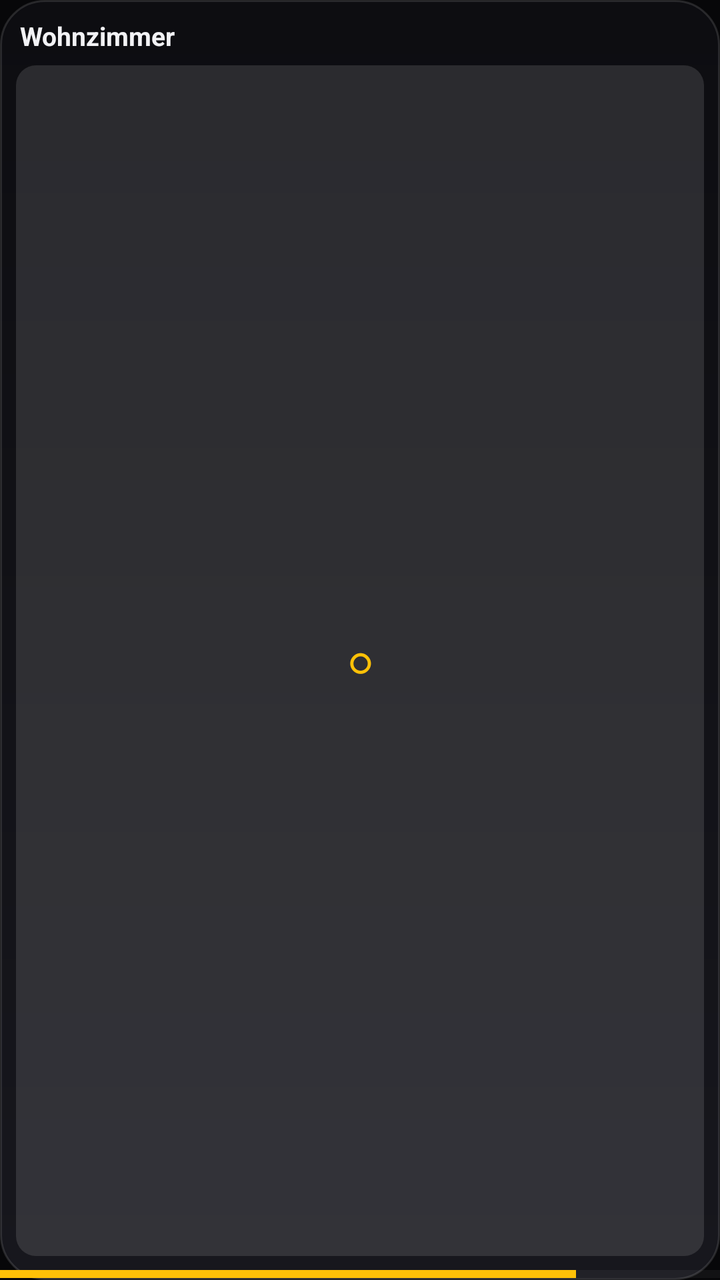
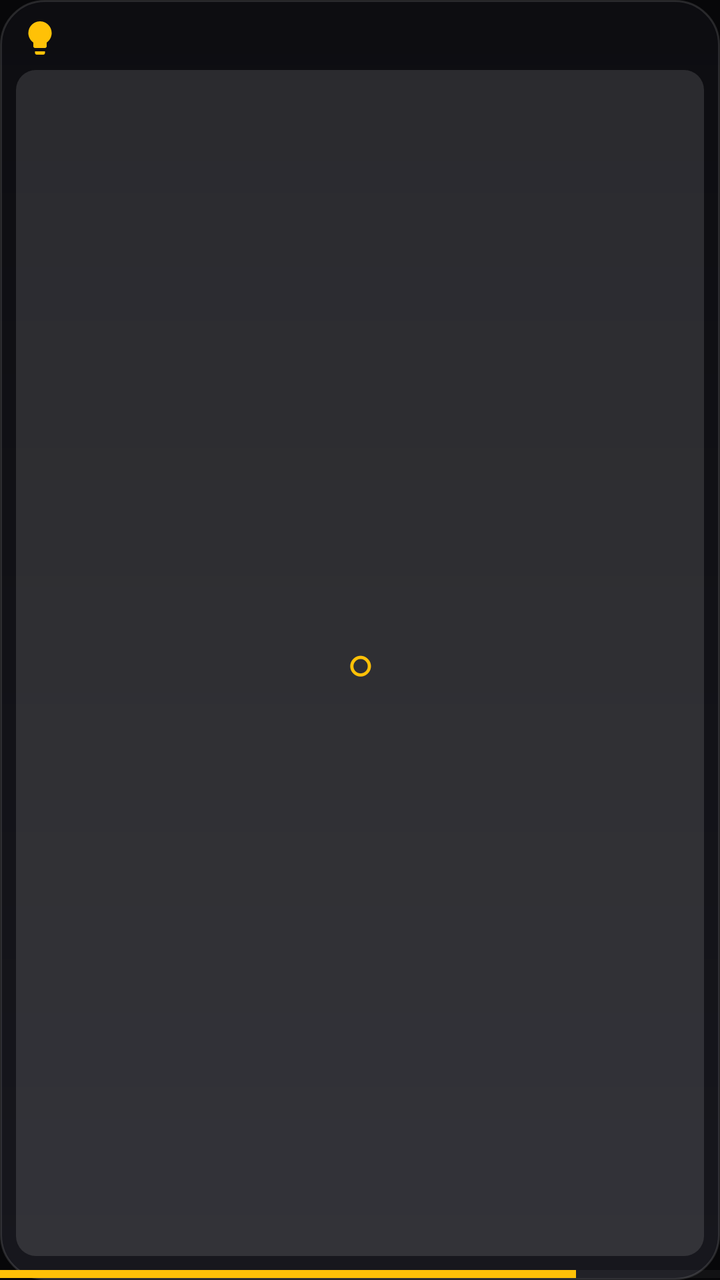

Screens rendered from an Android XML layout before and after an edit, with the pre-edit source and the edit as a unified diff.
<!-- AndroidManifest.xml: application theme Theme.Solaris -->
<!-- res/layout/widget_device_tiny.xml -->
<?xml version="1.0" encoding="utf-8"?>
<LinearLayout xmlns:android="http://schemas.android.com/apk/res/android"
    android:id="@+id/w_root"
    android:layout_width="match_parent"
    android:layout_height="match_parent"
    android:orientation="vertical"
    android:background="@drawable/widget_bg">

    
    <LinearLayout
        android:layout_width="match_parent"
        android:layout_height="wrap_content"
        android:orientation="horizontal"
        android:baselineAligned="false"
        android:paddingStart="10dp"
        android:paddingEnd="10dp"
        android:paddingTop="9dp">

        <TextView
            android:id="@+id/w_name"
            android:layout_width="0dp"
            android:layout_height="wrap_content"
            android:layout_weight="1"
            android:maxLines="2"
            android:ellipsize="end"
            android:text="Wohnzimmer"
            android:textColor="#FFF2F2F5"
            android:textStyle="bold"
            android:textSize="13sp" />

        <ImageView
            android:id="@+id/w_lock"
            android:layout_width="15dp"
            android:layout_height="15dp"
            android:layout_marginStart="4dp"
            android:src="@drawable/ic_lock"
            android:tint="#FFB0BEC5"
            android:visibility="gone"
            android:contentDescription="@string/widget_lock" />
    </LinearLayout>

    
    <Button
        android:id="@+id/w_tiny_toggle"
        android:layout_width="match_parent"
        android:layout_height="0dp"
        android:layout_weight="1"
        android:layout_marginStart="8dp"
        android:layout_marginEnd="8dp"
        android:layout_marginTop="6dp"
        android:layout_marginBottom="6dp"
        android:background="@drawable/widget_btn_bg"
        android:text="○"
        android:textColor="#FFFFC107"
        android:textSize="22sp" />

    
    <ProgressBar
        android:id="@+id/w_bar"
        style="?android:attr/progressBarStyleHorizontal"
        android:layout_width="match_parent"
        android:layout_height="6dp"
        android:max="100"
        android:progress="80"
        android:progressTint="#FFFFC107"
        android:progressBackgroundTint="#26FFFFFF" />
</LinearLayout>
<!-- resources referenced by this layout -->
<resources>
  <!-- drawable ic_lock (drawable) -->
  <vector xmlns:android="http://schemas.android.com/apk/res/android"
      android:width="24dp" android:height="24dp"
      android:viewportWidth="24" android:viewportHeight="24"
      android:tint="#FFFFFFFF">
      <path android:fillColor="#FFFFFFFF"
          android:pathData="M18,8h-1V6c0,-2.76 -2.24,-5 -5,-5S7,3.24 7,6v2H6c-1.1,0 -2,0.9 -2,2v10c0,1.1 0.9,2 2,2h12c1.1,0 2,-0.9 2,-2V10c0,-1.1 -0.9,-2 -2,-2zM12,17c-1.1,0 -2,-0.9 -2,-2s0.9,-2 2,-2 2,0.9 2,2 -0.9,2 -2,2zM15.1,8H8.9V6c0,-1.71 1.39,-3.1 3.1,-3.1 1.71,0 3.1,1.39 3.1,3.1v2z" />
  </vector>
  <!-- drawable widget_bg (drawable) -->
  <?xml version="1.0" encoding="utf-8"?>
  <shape xmlns:android="http://schemas.android.com/apk/res/android"
      android:shape="rectangle">
      <gradient
          android:angle="90"
          android:startColor="#FF17171D"
          android:endColor="#FF0D0D11" />
      <corners android:radius="22dp" />
      <stroke android:width="1dp" android:color="#1FFFFFFF" />
  </shape>
  <!-- drawable widget_btn_bg (drawable) -->
  <?xml version="1.0" encoding="utf-8"?>
  <shape xmlns:android="http://schemas.android.com/apk/res/android"
      android:shape="rectangle">
      <solid android:color="#1FFFFFFF" />
      <corners android:radius="10dp" />
  </shape>
  <string name="widget_lock">Bestätigung erforderlich</string>
  <color name="solaris_accent">#3B82F6</color>
  <color name="solaris_bg_elevated">#0C0C0E</color>
  <color name="solaris_bg">#070709</color>
  <color name="solaris_text">#F2F2F5</color>
  <color name="solaris_text_muted">#9AA0AE</color>
  <color name="solaris_text_faint">#6B7280</color>
  <style name="Widget.Solaris.Button" parent="Widget.AppCompat.Button">
          <item name="android:background">@drawable/btn_solaris</item>
          <item name="android:textColor">@color/solaris_text</item>
          <item name="android:textAllCaps">false</item>
          <item name="android:textStyle">bold</item>
          <item name="android:textSize">15sp</item>
          <item name="android:minHeight">52dp</item>
          <item name="android:paddingLeft">20dp</item>
          <item name="android:paddingRight">20dp</item>
          <item name="android:stateListAnimator">@null</item>
      </style>
  <style name="Widget.Solaris.EditText" parent="Widget.AppCompat.EditText">
          <item name="android:background">@drawable/field_solaris</item>
          <item name="android:textColor">@color/solaris_text</item>
          <item name="android:textColorHint">@color/solaris_text_faint</item>
          <item name="android:paddingLeft">16dp</item>
          <item name="android:paddingRight">16dp</item>
          <item name="android:paddingTop">14dp</item>
          <item name="android:paddingBottom">14dp</item>
          <item name="android:textSize">15sp</item>
      </style>
  <color name="solaris_accent_dark">#2563EB</color>
  <dimen name="radius_md">16dp</dimen>
  <color name="solaris_field">#161620</color>
  <dimen name="radius_sm">12dp</dimen>
  <color name="solaris_card_edge">#1FFFFFFF</color>
  <!-- unchanged entries left out for length: 3 -->
</resources>

<!-- the commit's change to res/layout/widget_device_tiny.xml (unified diff, before → after) -->
@@ -11,22 +11,21 @@
         android:layout_width="match_parent"
         android:layout_height="wrap_content"
         android:orientation="horizontal"
+        android:gravity="center_vertical"
         android:baselineAligned="false"
         android:paddingStart="10dp"
         android:paddingEnd="10dp"
         android:paddingTop="9dp">
 
-        <TextView
-            android:id="@+id/w_name"
+        <ImageView
+            android:id="@+id/w_icon"
             android:layout_width="0dp"
-            android:layout_height="wrap_content"
+            android:layout_height="20dp"
             android:layout_weight="1"
-            android:maxLines="2"
-            android:ellipsize="end"
-            android:text="Wohnzimmer"
-            android:textColor="#FFF2F2F5"
-            android:textStyle="bold"
-            android:textSize="13sp" />
+            android:src="@drawable/ic_light"
+            android:tint="#FFFFC107"
+            android:scaleType="fitStart"
+            android:contentDescription="@null" />
 
         <ImageView
             android:id="@+id/w_lock"
<!-- resource entries referenced after the edit -->
@@ -1,5 +1,13 @@
 <!-- resources referenced by this layout -->
 <resources>
+  <!-- drawable ic_light (drawable) -->
+  <vector xmlns:android="http://schemas.android.com/apk/res/android"
+      android:width="24dp" android:height="24dp"
+      android:viewportWidth="24" android:viewportHeight="24"
+      android:tint="#FFFFFFFF">
+      <path android:fillColor="#FFFFFFFF"
+          android:pathData="M9,21c0,0.55 0.45,1 1,1h4c0.55,0 1,-0.45 1,-1v-1L9,20v1zM12,2C8.14,2 5,5.14 5,9c0,2.38 1.19,4.47 3,5.74V17c0,0.55 0.45,1 1,1h6c0.55,0 1,-0.45 1,-1v-2.26c1.81,-1.27 3,-3.36 3,-5.74 0,-3.86 -3.14,-7 -7,-7z" />
+  </vector>
   <!-- drawable ic_lock (drawable) -->
   <vector xmlns:android="http://schemas.android.com/apk/res/android"
       android:width="24dp" android:height="24dp"
